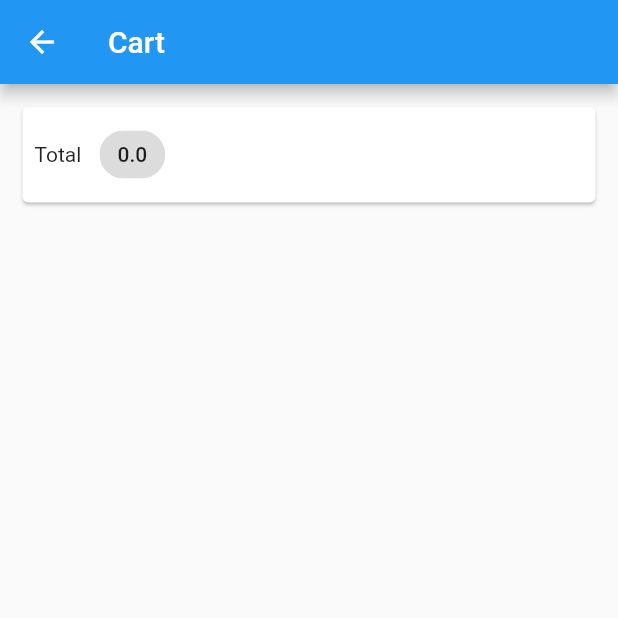
After one commit to achrefbs/shopApp-flutter, a Flutter app: the CartScreen screen opened by its route, on a phone screen of 412 x 824 dp, the top half of it. The commit adds this screen. Run offline on Flutter 3.47's test engine with Material 2 defaults, Android fonts, the phone set to English and light mode, and no system bars; network calls fail; key blocks and very long unbroken strings in the code were emptied for the run.

Commit message:
add cart screen

```diff
--- a/lib/main.dart
+++ b/lib/main.dart
@@ -1,6 +1,7 @@
 import 'package:flutter/material.dart';
 import 'package:shopapp/providers/cart.dart';
 import 'package:shopapp/providers/products_provider.dart';
+import 'package:shopapp/screens/cartScreen.dart';
 import 'package:shopapp/screens/product_detail_screen.dart';
 import 'package:shopapp/screens/products_overview_screen.dart';
 import 'package:provider/provider.dart';
@@ -27,6 +28,7 @@ class MyApp extends StatelessWidget {
         home: ProductsOverviewScreen(),
         routes: {
           ProductDetailScreen.routeName: (ctx) => ProductDetailScreen(),
+          CartScreen.routeName: (ctx) => CartScreen(),
         },
       ),
     );
--- a/lib/providers/cart.dart
+++ b/lib/providers/cart.dart
@@ -23,6 +23,14 @@ class Cart with ChangeNotifier {
 
   int get itemCount {
     return _items.length;
+  }
+
+  double get totalAmount {
+    var total = 0.0;
+    _items.forEach((key, value) {
+      total += value.price * value.quantity;
+    });
+    return total;
   }
 
   void addItem(
--- /dev/null
+++ b/lib/screens/cartScreen.dart
@@ -0,0 +1,37 @@
+import 'package:flutter/material.dart';
+import 'package:provider/provider.dart';
+import 'package:shopapp/providers/cart.dart';
+
+class CartScreen extends StatelessWidget {
+  static const routeName = '/cart';
+  @override
+  Widget build(BuildContext context) {
+    final cart = Provider.of<Cart>(context);
+    return Scaffold(
+      appBar: AppBar(
+        title: Text('Cart'),
+      ),
+      body: Column(
+        children: [
+          Card(
+            margin: EdgeInsets.all(15),
+            child: Padding(
+              padding: EdgeInsets.all(8),
+              child: Row(
+                children: [
+                  Text('Total'),
+                  SizedBox(
+                    width: 10,
+                  ),
+                  Chip(
+                    label: Text(cart.totalAmount.toString()),
+                  ),
+                ],
+              ),
+            ),
+          ),
+        ],
+      ),
+    );
+  }
+}
--- a/lib/screens/product_detail_screen.dart
+++ b/lib/screens/product_detail_screen.dart
@@ -2,8 +2,7 @@ import 'package:flutter/material.dart';
 import 'package:shopapp/providers/product.dart';
 
 class ProductDetailScreen extends StatelessWidget {
-  // final Product product;
-  // ProductDetailScreen(this.product);
+
   static const routeName = '/product_detail';
   @override
   Widget build(BuildContext context) {
--- a/lib/screens/products_overview_screen.dart
+++ b/lib/screens/products_overview_screen.dart
@@ -1,5 +1,6 @@
 import 'package:flutter/material.dart';
 import 'package:shopapp/providers/cart.dart';
+import 'package:shopapp/screens/cartScreen.dart';
 import 'package:shopapp/widgets/products_grid.dart';
 import 'package:provider/provider.dart';
 
@@ -47,7 +48,9 @@ class _ProductsOverviewScreenState extends State<ProductsOverviewScreen> {
           ),
           IconButton(
             icon: Icon(Icons.shopping_cart),
-            onPressed: () {},
+            onPressed: () {
+              Navigator.of(context).pushNamed(CartScreen.routeName);
+            },
           ),
           Consumer<Cart>(
             builder: (ctx, cart, _) => Text(cart.itemCount.toString()),
```
